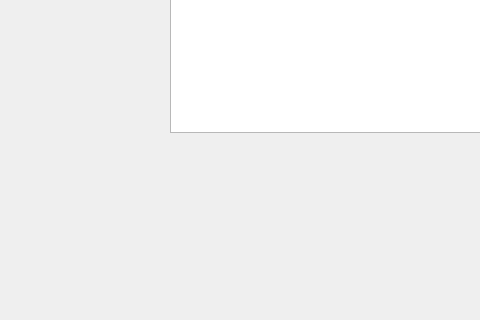
Renatoyyz/teste-estanqueidade-ssa, file View/tela_execucao.ui: the form before one commit; both pictures show x 0 to 480 and y 448 to 768 of the 1024 by 768 pixel window.
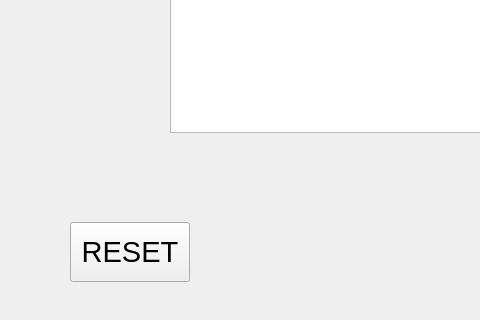
The form after the commit.

Commit message: Tela execuçao - preparo

Diff of the .ui file:
```diff
--- a/View/tela_execucao.ui
+++ b/View/tela_execucao.ui
@@ -131,6 +131,24 @@
     <string>VOLTAR</string>
    </property>
   </widget>
+  <widget class="QPushButton" name="btReset">
+   <property name="geometry">
+    <rect>
+     <x>70</x>
+     <y>670</y>
+     <width>120</width>
+     <height>60</height>
+    </rect>
+   </property>
+   <property name="font">
+    <font>
+     <pointsize>22</pointsize>
+    </font>
+   </property>
+   <property name="text">
+    <string>RESET</string>
+   </property>
+  </widget>
  </widget>
  <resources/>
  <connections/>
```
The commit also changes 10 other files.
